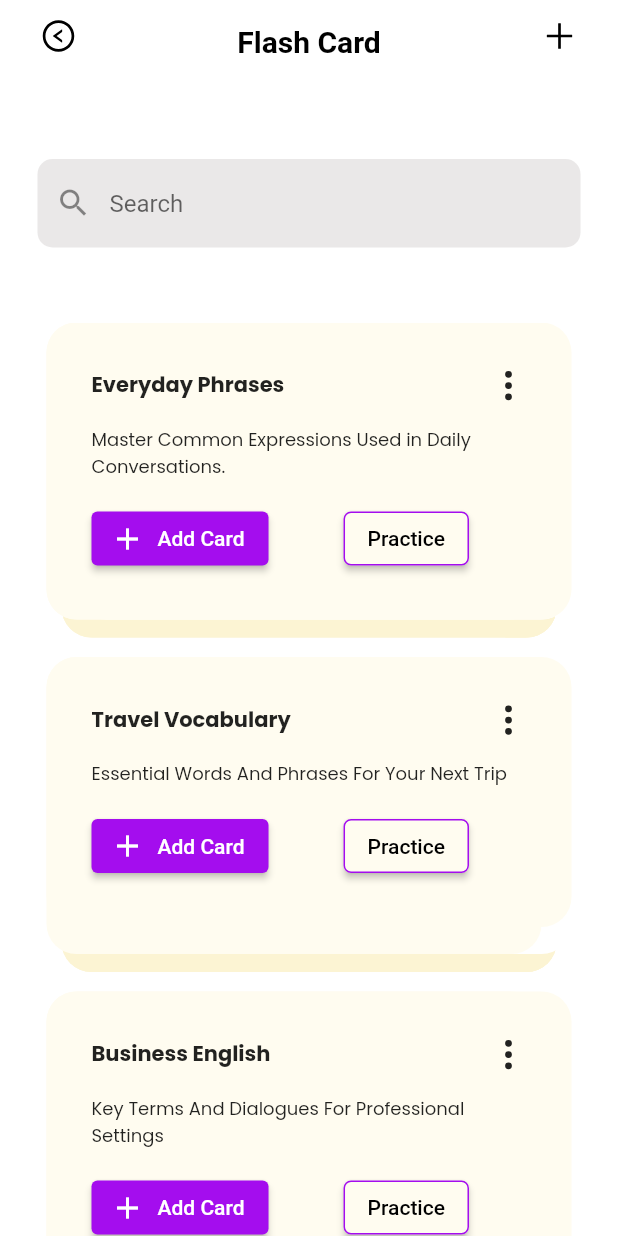
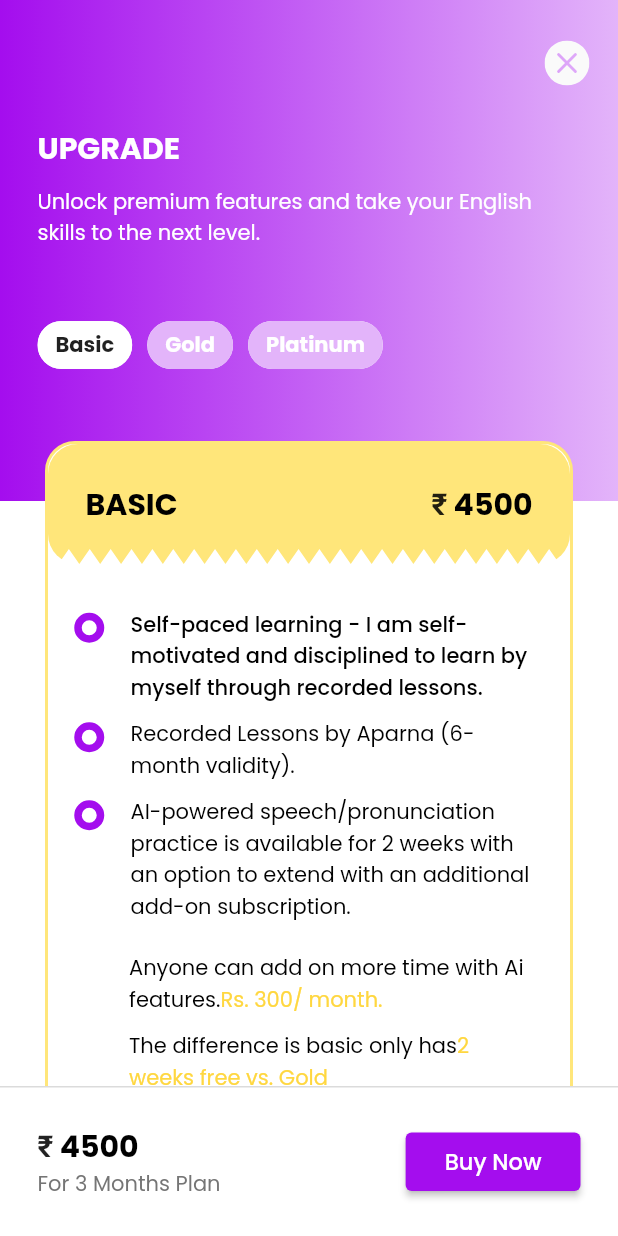
Before and after one commit to S-Haq-ue/test030924, a Flutter app: the screen it shows after launch, on a phone screen of 412 x 824 dp. Run offline on Flutter 3.47's test engine with Material 3 defaults, Android fonts, the light colour scheme and no system bars; our stand-ins replace animated_bottom_navigation_bar, carousel_slider, google_fonts, icons_plus.

Commit message:
plan screen

```diff
--- a/lib/data.dart
+++ b/lib/data.dart
@@ -7,6 +7,6 @@ String testText =
 
 List<CardModel> cardList = [
   CardModel(title: "Everyday Phrases", subtitle: "Master Common Expressions Used in Daily Conversations."),
-  CardModel(title: "Travel Vocabulary", subtitle: "Essential Words And Phrases For Your Next Trip"),
+  CardModel(title: "Travel Vocabulary", subtitle: "Essential Words And Phrases For Your Next\n Trip"),
   CardModel(title: "Business English", subtitle: "Key Terms And Dialogues For Professional Settings"),
 ];
--- a/lib/main.dart
+++ b/lib/main.dart
@@ -1,6 +1,8 @@
 import 'package:flutter/material.dart';
-import 'package:togen_test/screens/chat_screen/chat_screen.dart';
-import 'package:togen_test/screens/flash_card2/flash_card2.dart';
+// import 'package:togen_test/screens/chat_screen/chat_screen.dart';
+// import 'package:togen_test/screens/flash_card2/flash_card2.dart';
+import 'package:togen_test/screens/plan_screen/plan_screen.dart';
+// import 'package:togen_test/screens/plan_screen/plan_screen.dart';
 
 void main() {
   runApp(const MyApp());
@@ -9,7 +11,6 @@ void main() {
 class MyApp extends StatelessWidget {
   const MyApp({super.key});
 
-  // This widget is the root of your application.
   @override
   Widget build(BuildContext context) {
     return MaterialApp(
@@ -19,7 +20,7 @@ class MyApp extends StatelessWidget {
         scaffoldBackgroundColor: Colors.white,
         useMaterial3: false,
       ),
-      home: const FlashCard2(),
+      home: const PlanScreen(),
     );
   }
 }
--- a/lib/screens/flash_card2/flash_card2.dart
+++ b/lib/screens/flash_card2/flash_card2.dart
@@ -125,6 +125,7 @@ class FlashCard2 extends StatelessWidget {
                             decoration: BoxDecoration(
                               borderRadius: BorderRadius.circular(20),
                               color: const Color.fromARGB(255, 255, 252, 240),
+                              border: Border.all(color: const Color.fromARGB(255, 252, 244, 211))
                             ),
                             child: Padding(
                               padding: const EdgeInsets.all(30),
--- /dev/null
+++ b/lib/screens/plan_screen/plan_screen.dart
@@ -0,0 +1,377 @@
+import 'dart:math';
+
+import 'package:flutter/material.dart';
+import 'package:google_fonts/google_fonts.dart';
+import 'package:icons_plus/icons_plus.dart';
+
+class PlanScreen extends StatelessWidget {
+  const PlanScreen({super.key});
+
+  @override
+  Widget build(BuildContext context) {
+    return Scaffold(
+      appBar: const CustomAppBar(),
+      body: Stack(
+        children: [
+          Column(
+            children: [
+              Container(
+                width: double.maxFinite,
+                height: 250,
+                decoration: const BoxDecoration(
+                  gradient: LinearGradient(
+                    colors: [
+                      Color.fromARGB(255, 164, 13, 238),
+                      Color.fromARGB(255, 227, 180, 250),
+                    ],
+                  ),
+                ),
+                child: Padding(
+                  padding: const EdgeInsets.symmetric(horizontal: 25),
+                  child: Column(
+                    crossAxisAlignment: CrossAxisAlignment.start,
+                    children: [
+                      Text(
+                        "UPGRADE",
+                        style: GoogleFonts.poppins(color: Colors.white, fontWeight: FontWeight.bold, fontSize: 20),
+                      ),
+                      const SizedBox(
+                        height: 10,
+                      ),
+                      Text(
+                        "Unlock premium features and take your English skills to the next level.",
+                        style: GoogleFonts.poppins(
+                          color: Colors.white,
+                        ),
+                      ),
+                      const SizedBox(
+                        height: 40,
+                      ),
+                      Row(
+                        children: [
+                          Chip(
+                              label: Text(
+                                "Basic",
+                                style: GoogleFonts.poppins(fontWeight: FontWeight.bold),
+                              ),
+                              backgroundColor: Colors.white),
+                          const SizedBox(
+                            width: 10,
+                          ),
+                          Chip(
+                              label: Text(
+                                "Gold",
+                                style: GoogleFonts.poppins(color: Colors.white, fontWeight: FontWeight.bold),
+                              ),
+                              backgroundColor: const Color.fromARGB(255, 227, 180, 250)),
+                          const SizedBox(
+                            width: 10,
+                          ),
+                          Chip(
+                              label: Text(
+                                "Platinum",
+                                style: GoogleFonts.poppins(color: Colors.white, fontWeight: FontWeight.bold),
+                              ),
+                              backgroundColor: const Color.fromARGB(255, 227, 180, 250))
+                        ],
+                      ),
+                    ],
+                  ),
+                ),
+              ),
+            ],
+          ),
+          Positioned(
+            top: 210,
+            right: 30,
+            left: 30,
+            child: Container(
+              height: 600,
+              decoration: BoxDecoration(
+                  border: Border.all(color: const Color.fromARGB(255, 255, 230, 122), width: 2),
+                  borderRadius: BorderRadius.circular(20),
+                  color: Colors.white),
+              child: Column(
+                children: [
+                  ClipPath(
+                    clipper: CustomMultiplePointedEdgeClipper(),
+                    child: Container(
+                      decoration: BoxDecoration(
+                        borderRadius: BorderRadius.circular(20),
+                        color: const Color.fromARGB(255, 255, 230, 122),
+                      ),
+                      height: 80,
+                      child: Padding(
+                        padding: const EdgeInsets.symmetric(horizontal: 25),
+                        child: Row(
+                          children: [
+                            Text(
+                              "BASIC",
+                              style:
+                                  GoogleFonts.poppins(color: Colors.black, fontWeight: FontWeight.bold, fontSize: 20),
+                            ),
+                            const Spacer(),
+                            const Text(
+                              "₹",
+                              style: TextStyle(fontSize: 20, fontWeight: FontWeight.bold),
+                            ),
+                            Text(
+                              " 4500",
+                              style:
+                                  GoogleFonts.poppins(color: Colors.black, fontWeight: FontWeight.bold, fontSize: 20),
+                            ),
+                          ],
+                        ),
+                      ),
+                    ),
+                  ),
+                  const SizedBox(
+                    height: 30,
+                  ),
+                  BulletPoints(
+                    title:
+                        "Self-paced learning - I am self-motivated and disciplined to learn by myself through recorded lessons.",
+                    style: GoogleFonts.poppins(color: Colors.black, fontWeight: FontWeight.w500),
+                  ),
+                  const SizedBox(
+                    height: 10,
+                  ),
+                  const BulletPoints(
+                    title: "Recorded Lessons by Aparna (6-month validity).",
+                  ),
+                  const SizedBox(
+                    height: 10,
+                  ),
+                  const BulletPoints(
+                    title:
+                        "AI-powered speech/pronunciation practice is available for 2 weeks with an option to extend with an additional add-on subscription.",
+                  ),
+                  const SizedBox(
+                    height: 20,
+                  ),
+                  const PlanDescription(
+                    blackText: "Anyone can add on more time with Ai features.",
+                    yellowText: "Rs. 300/ month.",
+                  ),
+                  const SizedBox(
+                    height: 10,
+                  ),
+                  const PlanDescription(
+                    blackText: "The difference is basic only has",
+                    yellowText: "2 weeks free vs. Gold",
+                  ),
+                ],
+              ),
+            ),
+          )
+        ],
+      ),
+      bottomNavigationBar: Container(
+        height: 100,
+        decoration: const BoxDecoration(border: Border(top: BorderSide(color: Color.fromARGB(255, 219, 219, 219)))),
+        child: Padding(
+          padding: const EdgeInsets.symmetric(horizontal: 25),
+          child: Row(
+            mainAxisAlignment: MainAxisAlignment.spaceBetween,
+            children: [
+              Column(
+                crossAxisAlignment: CrossAxisAlignment.start,
+                mainAxisAlignment: MainAxisAlignment.center,
+                children: [
+                  Row(
+                    children: [
+                      const Text(
+                        "₹",
+                        style: TextStyle(fontSize: 20, fontWeight: FontWeight.bold),
+                      ),
+                      Text(
+                        " 4500",
+                        style: GoogleFonts.poppins(color: Colors.black, fontWeight: FontWeight.bold, fontSize: 20),
+                      ),
+                    ],
+                  ),
+                  Text(
+                    "For 3 Months Plan",
+                    style: GoogleFonts.poppins(
+                      color: Colors.grey[600],
+                    ),
+                  )
+                ],
+              ),
+              ElevatedButton(
+                onPressed: () {},
+                style: ElevatedButton.styleFrom(
+                  backgroundColor: const Color.fromARGB(255, 164, 13, 238),
+                ),
+                child: Padding(
+                  padding: const EdgeInsets.symmetric(horizontal: 10, vertical: 8),
+                  child: Text(
+                    "Buy Now",
+                    style: GoogleFonts.poppins(fontSize: 15),
+                  ),
+                ),
+              )
+            ],
+          ),
+        ),
+      ),
+    );
+  }
+}
+
+class PlanDescription extends StatelessWidget {
+  final String blackText;
+  final String yellowText;
+  const PlanDescription({
+    super.key,
+    required this.blackText,
+    required this.yellowText,
+  });
+
+  @override
+  Widget build(BuildContext context) {
+    return Padding(
+      padding: const EdgeInsets.only(left: 30),
+      child: SizedBox(
+        width: 270,
+        child: Column(
+          children: [
+            RichText(
+              text: TextSpan(text: blackText, style: GoogleFonts.poppins(color: Colors.black), children: [
+                TextSpan(
+                  text: yellowText,
+                  style: GoogleFonts.poppins(color: Colors.amberAccent),
+                ),
+              ]),
+            ),
+          ],
+        ),
+      ),
+    );
+  }
+}
+
+class BulletPoints extends StatelessWidget {
+  final String title;
+  final TextStyle? style;
+  const BulletPoints({
+    super.key,
+    required this.title,
+    this.style,
+  });
+
+  @override
+  Widget build(BuildContext context) {
+    return Padding(
+      padding: const EdgeInsets.symmetric(horizontal: 20),
+      child: Row(
+        crossAxisAlignment: CrossAxisAlignment.start,
+        children: [
+          Column(
+            children: [
+              const SizedBox(
+                height: 5,
+              ),
+              SizedBox(
+                child: CustomPaint(
+                  size: const Size(15, 15),
+                  painter: BulletPoint(),
+                ),
+              ),
+            ],
+          ),
+          const SizedBox(
+            width: 20,
+          ),
+          SizedBox(
+            width: 270,
+            child: Text(
+              title,
+              style: style ?? GoogleFonts.poppins(color: Colors.black),
+            ),
+          ),
+        ],
+      ),
+    );
+  }
+}
+
+class CustomAppBar extends StatelessWidget implements PreferredSizeWidget {
+  const CustomAppBar({super.key});
+
+  @override
+  Widget build(BuildContext context) {
+    return Container(
+      decoration: const BoxDecoration(
+          gradient: LinearGradient(colors: [Color.fromARGB(255, 164, 13, 238), Color.fromARGB(255, 227, 180, 250)])),
+      child: SafeArea(
+        child: Padding(
+          padding: const EdgeInsets.symmetric(horizontal: 10),
+          child: Align(
+            alignment: Alignment.centerRight,
+            child: IconButton(
+              icon: Icon(
+                Bootstrap.x_circle_fill,
+                color: Colors.grey[50],
+                size: 30,
+              ),
+              onPressed: () {},
+            ),
+          ),
+        ),
+      ),
+    );
+  }
+
+  @override
+  Size get preferredSize => const Size.fromHeight(kToolbarHeight * 1.5);
+}
+
+class CustomMultiplePointedEdgeClipper extends CustomClipper<Path> {
+  @override
+  Path getClip(Size size) {
+    Path path = Path();
+    path.lineTo(0, size.height);
+    var curXPos = 0.0;
+    var curYPos = size.height + 10;
+    var increment = size.width / 50;
+    while (curXPos < size.width) {
+      curXPos += increment;
+      curYPos = curYPos == size.height ? size.height - 10 : size.height;
+      path.lineTo(curXPos, curYPos);
+    }
+    path.lineTo(size.width, 0);
+    return path;
+  }
+
+  @override
+  bool shouldReclip(CustomClipper<Path> oldClipper) => true;
+}
+
+class BulletPoint extends CustomPainter {
+  @override
+  void paint(Canvas canvas, Size size) {
+    final double radius = size.width / 2;
+    final Offset center = Offset(radius, radius);
+
+    final Paint segmentPaint = Paint()
+      ..color = const Color.fromARGB(255, 164, 13, 238)
+      ..style = PaintingStyle.stroke
+      ..strokeWidth = 5;
+    canvas.drawArc(
+      Rect.fromCircle(
+        center: center,
+        radius: radius,
+      ),
+      0.0,
+      2 * pi,
+      false,
+      segmentPaint,
+    );
+  }
+
+  @override
+  bool shouldRepaint(covariant CustomPainter oldDelegate) {
+    return true;
+  }
+}
--- a/pubspec.yaml
+++ b/pubspec.yaml
@@ -31,7 +31,7 @@ dependencies:
   flutter:
     sdk: flutter
   icons_plus: ^5.0.0
-  flutter_custom_clippers: ^2.1.0
+  # flutter_custom_clippers: ^2.1.0
   carousel_slider: ^5.0.0
   google_fonts: ^6.2.1
   provider: ^6.1.2
```
Also changed, not shown: pubspec.lock.
